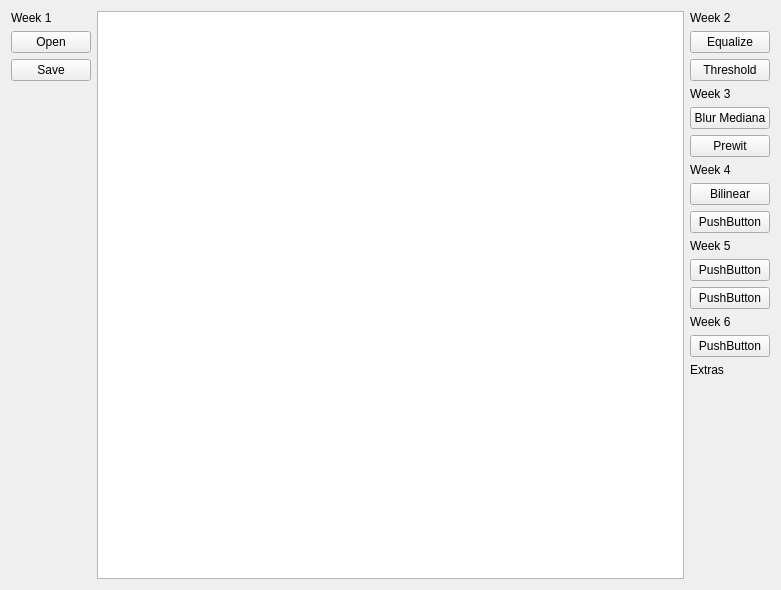
Old version of the form mainwindow.ui in the repository joshjo/jotoshop.
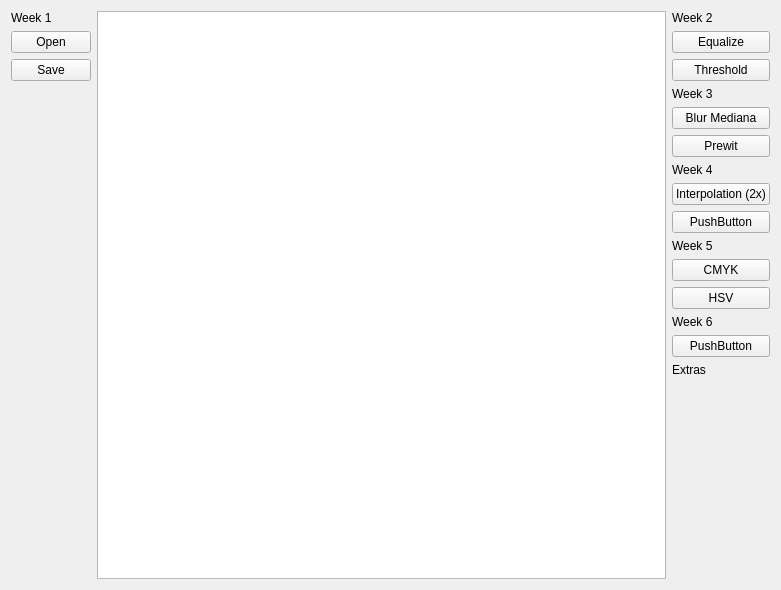
New version of the form.

```diff
--- a/mainwindow.ui
+++ b/mainwindow.ui
@@ -128,7 +128,7 @@
         <item>
          <widget class="QPushButton" name="bilinearButton">
           <property name="text">
-           <string>Bilinear</string>
+           <string>Interpolation (2x)</string>
           </property>
          </widget>
         </item>
@@ -149,14 +149,14 @@
         <item>
          <widget class="QPushButton" name="pushButton_6">
           <property name="text">
-           <string>PushButton</string>
+           <string>CMYK</string>
           </property>
          </widget>
         </item>
         <item>
          <widget class="QPushButton" name="pushButton_5">
           <property name="text">
-           <string>PushButton</string>
+           <string>HSV</string>
           </property>
          </widget>
         </item>
```
Left out of the diff: 6 changed lines with no effect on the pictures.
